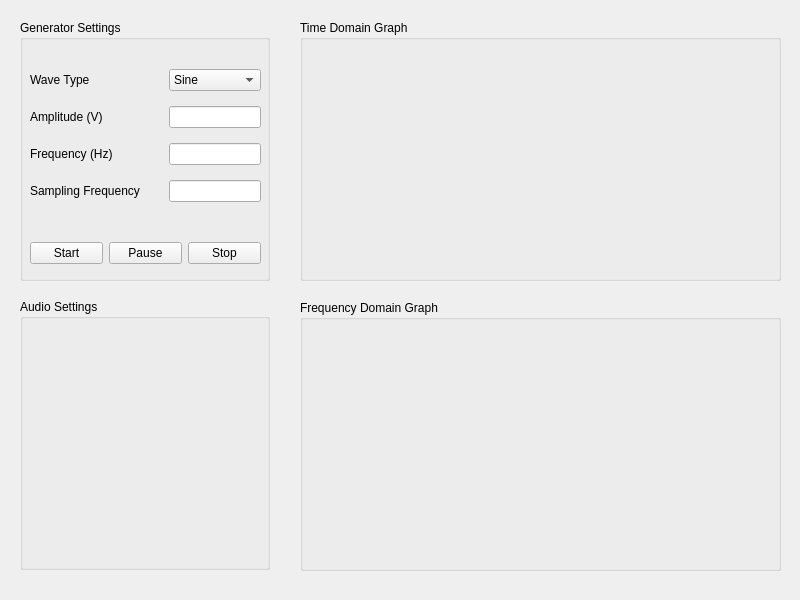
This is mainwindow.ui in umutonuryasar/Signal-Processing-Toolbox as Qt 5 draws it before an edit. The edited form follows.
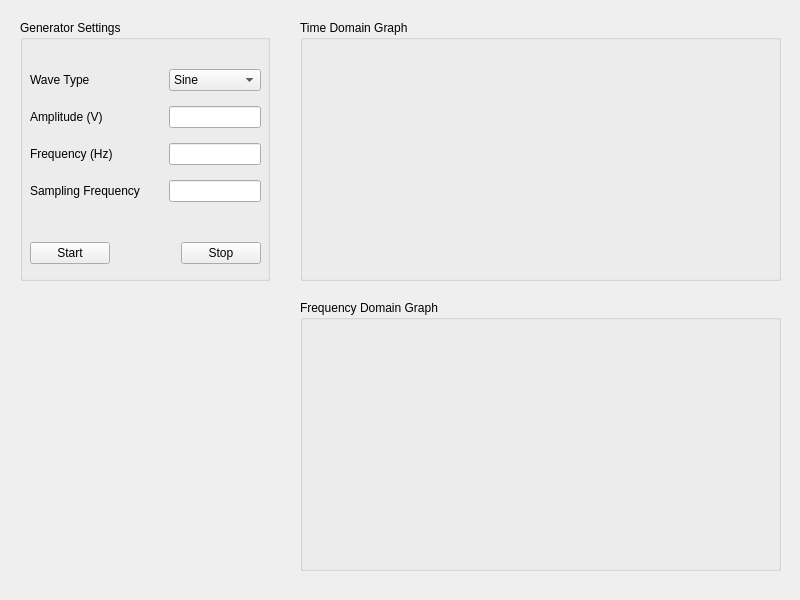
This is the edited form. Custom widgets are drawn as their Qt base class.

```diff
--- a/mainwindow.ui
+++ b/mainwindow.ui
@@ -36,6 +36,13 @@
       </rect>
      </property>
      <layout class="QGridLayout" name="gridLayout">
+      <item row="0" column="3">
+       <widget class="QPushButton" name="generatorButton_stop">
+        <property name="text">
+         <string>Stop</string>
+        </property>
+       </widget>
+      </item>
       <item row="0" column="1">
        <spacer name="horizontalSpacer">
         <property name="orientation">
@@ -56,21 +63,7 @@
         </property>
        </widget>
       </item>
-      <item row="0" column="4">
-       <widget class="QPushButton" name="generatorButton_stop">
-        <property name="text">
-         <string>Stop</string>
-        </property>
-       </widget>
-      </item>
       <item row="0" column="2">
-       <widget class="QPushButton" name="generatorButton_pause">
-        <property name="text">
-         <string>Pause</string>
-        </property>
-       </widget>
-      </item>
-      <item row="0" column="3">
        <spacer name="horizontalSpacer_2">
         <property name="orientation">
          <enum>Qt::Horizontal</enum>
@@ -172,19 +165,6 @@
      </layout>
     </widget>
    </widget>
-   <widget class="QGroupBox" name="groupBox_audioSettings">
-    <property name="geometry">
-     <rect>
-      <x>20</x>
-      <y>299</y>
-      <width>250</width>
-      <height>271</height>
-     </rect>
-    </property>
-    <property name="title">
-     <string>Audio Settings</string>
-    </property>
-   </widget>
    <widget class="QGroupBox" name="groupBox_timeDomainGraph">
     <property name="geometry">
      <rect>
```
Left out of the diff: 43 changed lines with no effect on the pictures.
